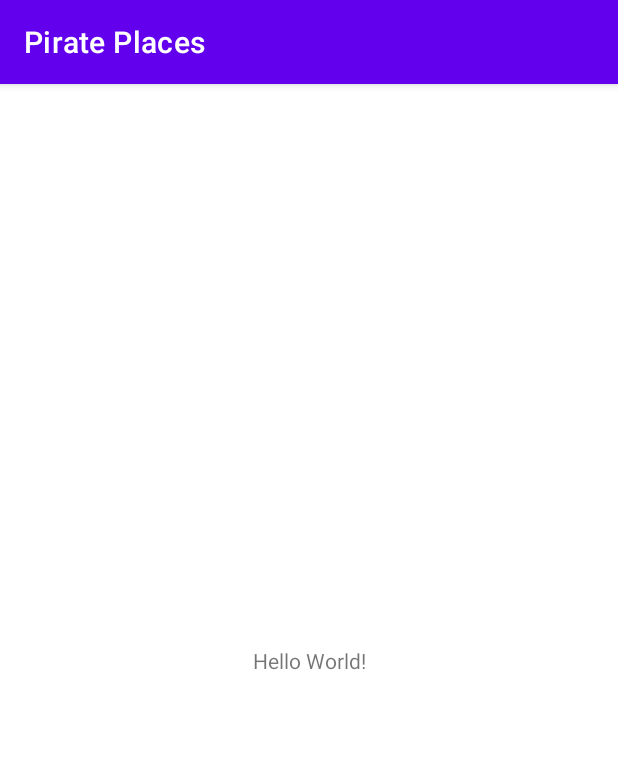
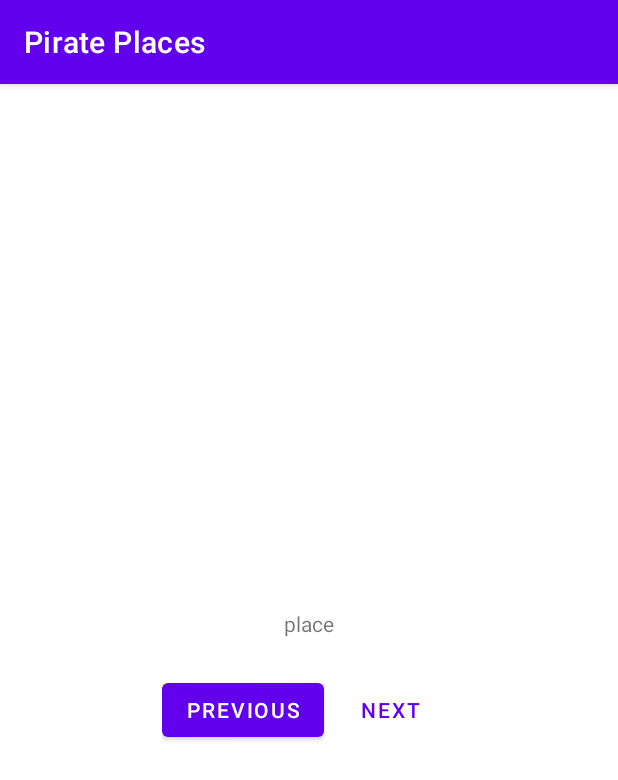
Before and after one commit to Jaicies/homework-1-Jaicies, an Android app: the screen it shows after launch (PiratePlacesActivity), on a phone screen of 412 x 824 dp. Shown: the top 780 px of the screen. Run offline under Robolectric (Android 15) with nearby library versions, the phone set to English and light mode, and no system bars; 2 statements that could not run were skipped.

Commit message:
I am having an issue where my GeoQuiz is running instead of pirate places, and I am looking for guidance in general to see if I am on the right track and where to go from here.

```diff
--- a/app/src/main/java/edu/ecu/cs/pirateplaces/PiratePlacesActivity.kt
+++ b/app/src/main/java/edu/ecu/cs/pirateplaces/PiratePlacesActivity.kt
@@ -2,11 +2,55 @@ package edu.ecu.cs.pirateplaces
 
 import androidx.appcompat.app.AppCompatActivity
 import android.os.Bundle
+import android.widget.Button
+import android.widget.TextView
+import android.widget.Toast
 
 class PiratePlacesActivity : AppCompatActivity() {
 
+    private lateinit var previousButton: Button
+    private lateinit var nextButton: Button
+    private lateinit var questionTextView: TextView
+
+    private val Places = listOf (
+        Place(R.string.College_Hill),
+        Place(R.string.West_End),
+        Place(R.string.Dowdy_Ficklen),
+        Place(R.string.Joyner))
+
+    private var currentIndex = 0
+
     override fun onCreate(savedInstanceState: Bundle?) {
         super.onCreate(savedInstanceState)
+
         setContentView(R.layout.activity_pirate_places)
+
+        previousButton = findViewById(R.id.previous_button)
+        nextButton = findViewById(R.id.next_button)
+
+        previousButton.setOnClickListener {
+            currentIndex = (currentIndex - 1)
+            updateQuestion()
+        }
+        nextButton.setOnClickListener {
+            currentIndex = (currentIndex + 1)
+        if (currentIndex == Places.size) {
+               Toast.makeText(
+                   this,
+                R.string.last_place_toast,
+               Toast.LENGTH_SHORT)
+                   .show()
+            }
+
+           else {
+                updateQuestion()
+            }
+
+        }
+       updateQuestion()
+    }
+    private fun updateQuestion () {
+        val questionTextResId = Places[currentIndex].textResid
+        questionTextView.setText(questionTextResId)
     }
 }
--- a/app/src/main/res/layout/activity_pirate_places.xml
+++ b/app/src/main/res/layout/activity_pirate_places.xml
@@ -1,18 +1,40 @@
 <?xml version="1.0" encoding="utf-8"?>
-<androidx.constraintlayout.widget.ConstraintLayout xmlns:android="http://schemas.android.com/apk/res/android"
+<LinearLayout
+    xmlns:android="http://schemas.android.com/apk/res/android"
     xmlns:app="http://schemas.android.com/apk/res-auto"
     xmlns:tools="http://schemas.android.com/tools"
     android:layout_width="match_parent"
     android:layout_height="match_parent"
-    tools:context=".PiratePlacesActivity">
+    tools:context=".PiratePlacesActivity"
+    android:gravity="center"
+    android:orientation="vertical">
 
     <TextView
         android:layout_width="wrap_content"
         android:layout_height="wrap_content"
-        android:text="Hello World!"
+        android:padding="24dp"
         app:layout_constraintBottom_toBottomOf="parent"
         app:layout_constraintLeft_toLeftOf="parent"
         app:layout_constraintRight_toRightOf="parent"
-        app:layout_constraintTop_toTopOf="parent" />
+        app:layout_constraintTop_toTopOf="parent"
+        android:text="@string/place_text"/>
 
-</androidx.constraintlayout.widget.ConstraintLayout>
+    <LinearLayout
+        android:layout_width="wrap_content"
+        android:layout_height="wrap_content"
+        android:orientation="horizontal" >
+
+    <Button
+        android:id="@+id/previous_button"
+        android:layout_width="wrap_content"
+        android:layout_height="wrap_content"
+        android:text="@string/previous_button"/>
+
+    <Button
+        android:id="@+id/next_button"
+        android:layout_width="wrap_content"
+        android:layout_height="wrap_content"
+        android:text="@string/next_button"
+        style="?android:attr/buttonBarButtonStyle" />
+</LinearLayout>
+    </LinearLayout>
--- a/app/src/main/res/values/strings.xml
+++ b/app/src/main/res/values/strings.xml
@@ -1,3 +1,12 @@
 <resources>
+    <string name="last_place_toast">You are already on the last place</string>
+    <string name="first_place_toast">You are already on the first place</string>
     <string name="app_name">Pirate Places</string>
+    <string name="previous_button">Previous</string>
+    <string name="next_button">Next</string>
+    <string name="place_text">place</string>
+    <string name="Joyner">Joyner</string>
+    <string name="College_Hill">College Hill</string>
+    <string name="West_End">West End</string>
+    <string name="Dowdy_Ficklen">Dowdy Ficklen Stadium</string>
 </resources>
--- a/build.gradle
+++ b/build.gradle
@@ -1,7 +1,7 @@
 // Top-level build file where you can add configuration options common to all sub-projects/modules.
 
 buildscript {
-    ext.kotlin_version = '1.4.31'
+    ext.kotlin_version = '1.5.0'
     repositories {
         google()
         mavenCentral()
```
Also changed, not shown: 1 other file.
